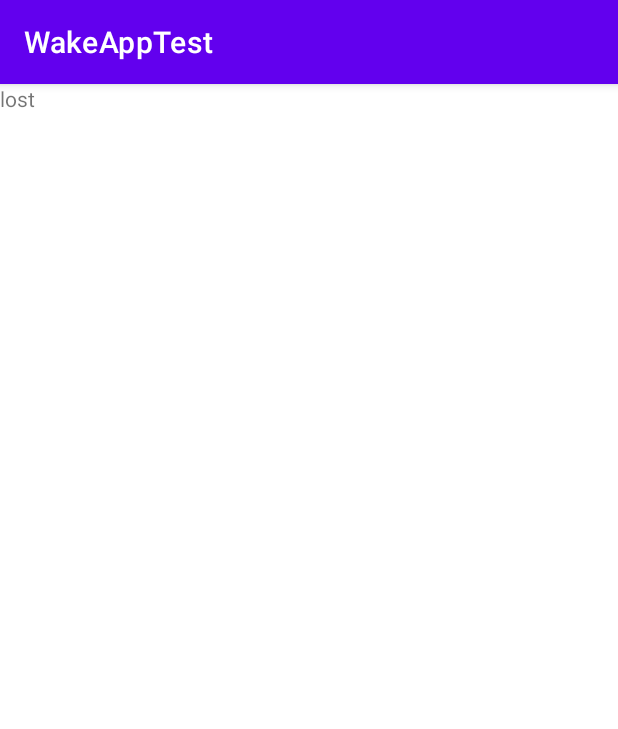
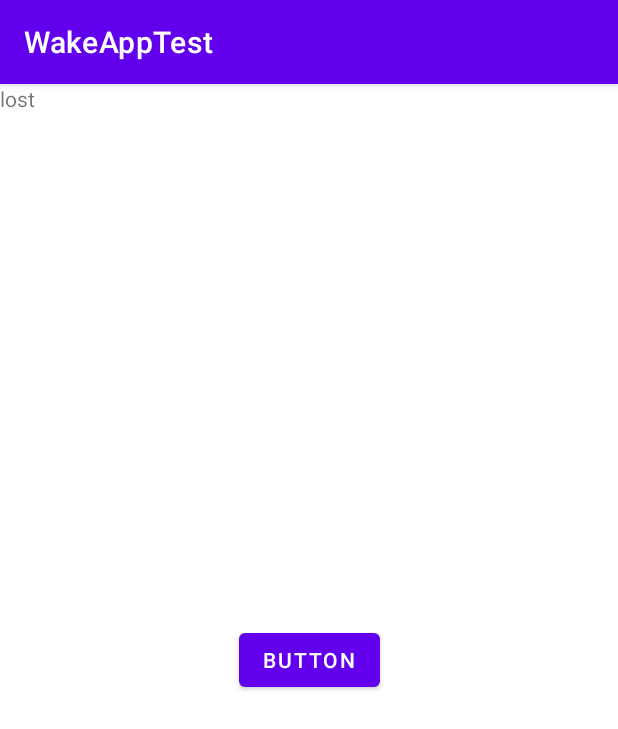
Before and after one commit to Useftro/WakeAppTest, an Android app: the LostFragment screen opened through its navigation route, on a phone screen of 412 x 824 dp. Shown: the top 729 px of the screen. Run offline under Robolectric (Android 15) with nearby library versions, the phone set to English and light mode, and no system bars.

Commit message:
Added lost and won fragments navigation, fixed some navigation issues between them.

```diff
--- a/app/src/main/AndroidManifest.xml
+++ b/app/src/main/AndroidManifest.xml
@@ -9,13 +9,15 @@
         android:roundIcon="@mipmap/ic_launcher_round"
         android:supportsRtl="true"
         android:theme="@style/Theme.WakeAppTest">
-        <activity android:name=".SplashScreen">
+        <activity android:name=".SplashScreen"
+            android:screenOrientation="portrait">
             <intent-filter>
                 <action android:name="android.intent.action.MAIN" />
                 <category android:name="android.intent.category.LAUNCHER" />
             </intent-filter>
         </activity>
-        <activity android:name=".MainActivity">
+        <activity android:name=".MainActivity"
+            android:screenOrientation="portrait">
 
         </activity>
     </application>
--- a/app/src/main/java/com/uniolco/wakeapptest/MainActivity.kt
+++ b/app/src/main/java/com/uniolco/wakeapptest/MainActivity.kt
@@ -2,6 +2,7 @@ package com.uniolco.wakeapptest
 
 import androidx.appcompat.app.AppCompatActivity
 import android.os.Bundle
+import android.util.Log
 import androidx.navigation.NavController
 import androidx.navigation.fragment.NavHostFragment
 
@@ -20,7 +21,14 @@ class MainActivity : AppCompatActivity() {
         val navHostFragment =
             supportFragmentManager.findFragmentById(R.id.NavHostFragment) as NavHostFragment
         navController = navHostFragment.navController
-        navController.navigate(R.id.menuFragment)
+
+        navHostFragment.childFragmentManager.addOnBackStackChangedListener {
+            if (navHostFragment.childFragmentManager.backStackEntryCount == 0) {
+                Log.d("NAVHOSTFRAGMENT", "BACKSTACK EMPTY")
+            } else {
+                Log.d("NAVHOSTFRAGMENT", "BACKSTACK NOT EMPTY")
+            }
+        }
+
     }
-
 }
--- a/app/src/main/java/com/uniolco/wakeapptest/ui/lost/LostFragment.kt
+++ b/app/src/main/java/com/uniolco/wakeapptest/ui/lost/LostFragment.kt
@@ -1,11 +1,17 @@
 package com.uniolco.wakeapptest.ui.lost
 
-import androidx.lifecycle.ViewModelProvider
 import android.os.Bundle
-import androidx.fragment.app.Fragment
 import android.view.LayoutInflater
 import android.view.View
 import android.view.ViewGroup
+import android.widget.Button
+import androidx.activity.OnBackPressedCallback
+import androidx.fragment.app.Fragment
+import androidx.fragment.app.FragmentManager
+import androidx.lifecycle.ViewModelProvider
+import androidx.navigation.NavOptions
+import androidx.navigation.Navigation
+import androidx.navigation.fragment.findNavController
 import com.uniolco.wakeapptest.R
 
 class LostFragment : Fragment() {
@@ -20,13 +26,33 @@ class LostFragment : Fragment() {
         inflater: LayoutInflater, container: ViewGroup?,
         savedInstanceState: Bundle?
     ): View? {
-        return inflater.inflate(R.layout.lost_fragment, container, false)
+        val view = inflater.inflate(R.layout.lost_fragment, container, false)
+        val button = view.findViewById<Button>(R.id.button)
+        button.setOnClickListener {
+            restart()
+        }
+        return view
+    }
+
+    override fun onCreate(savedInstanceState: Bundle?) {
+        super.onCreate(savedInstanceState)
+        activity?.onBackPressedDispatcher?.addCallback(this, object : OnBackPressedCallback(true) {
+            override fun handleOnBackPressed() {
+                activity?.finish()
+            }
+        })
     }
 
     override fun onActivityCreated(savedInstanceState: Bundle?) {
         super.onActivityCreated(savedInstanceState)
         viewModel = ViewModelProvider(this).get(LostViewModel::class.java)
-        // TODO: Use the ViewModel
+    }
+
+    private fun restart() {
+//        findNavController().navigate(R.id.menuFragment)
+
+        val navOptions = NavOptions.Builder().setPopUpTo(R.id.menuFragment, false).build()
+        findNavController().navigate(R.id.menuFragment, null, navOptions)
     }
 
 }
--- a/app/src/main/res/layout/lost_fragment.xml
+++ b/app/src/main/res/layout/lost_fragment.xml
@@ -1,13 +1,25 @@
 <?xml version="1.0" encoding="utf-8"?>
-<FrameLayout xmlns:android="http://schemas.android.com/apk/res/android"
+<androidx.constraintlayout.widget.ConstraintLayout xmlns:android="http://schemas.android.com/apk/res/android"
+    xmlns:app="http://schemas.android.com/apk/res-auto"
     xmlns:tools="http://schemas.android.com/tools"
     android:layout_width="match_parent"
     android:layout_height="match_parent"
     tools:context=".ui.lost.LostFragment">
 
     <TextView
+        android:id="@+id/textView"
         android:layout_width="match_parent"
         android:layout_height="match_parent"
         android:text="lost" />
 
-</FrameLayout>
+    <Button
+        android:id="@+id/button"
+        android:layout_width="wrap_content"
+        android:layout_height="wrap_content"
+        android:text="Button"
+        app:layout_constraintBottom_toBottomOf="parent"
+        app:layout_constraintEnd_toEndOf="parent"
+        app:layout_constraintStart_toStartOf="parent"
+        app:layout_constraintTop_toTopOf="parent" />
+
+</androidx.constraintlayout.widget.ConstraintLayout>
--- a/app/src/main/res/navigation/navigation.xml
+++ b/app/src/main/res/navigation/navigation.xml
@@ -9,33 +9,28 @@
         android:id="@+id/gameFragment"
         android:name="com.uniolco.wakeapptest.ui.game.GameFragment"
         android:label="game_fragment"
-        tools:layout="@layout/game_fragment" >
-        <action
-            android:id="@+id/action_gameFragment_to_wonFragment"
-            app:destination="@id/wonFragment" />
-        <action
-            android:id="@+id/action_gameFragment_to_lostFragment"
-            app:destination="@id/lostFragment" />
-    </fragment>
+        tools:layout="@layout/game_fragment" />
     <fragment
         android:id="@+id/lostFragment"
         android:name="com.uniolco.wakeapptest.ui.lost.LostFragment"
         android:label="lost_fragment"
-        tools:layout="@layout/lost_fragment" />
+        tools:layout="@layout/lost_fragment" >
+        <action
+            android:id="@+id/action_lostFragment_to_menuFragment"
+            app:popUpTo="@id/menuFragment" />
+    </fragment>
     <fragment
         android:id="@+id/wonFragment"
         android:name="com.uniolco.wakeapptest.ui.won.WonFragment"
         android:label="won_fragment"
-        tools:layout="@layout/won_fragment" />
+        tools:layout="@layout/won_fragment" >
+        <action
+            android:id="@+id/action_wonFragment_to_menuFragment"
+            app:popUpTo="@id/menuFragment" />
+    </fragment>
     <fragment
         android:id="@+id/menuFragment"
         android:name="com.uniolco.wakeapptest.ui.menu.MenuFragment"
         android:label="menu_fragment"
-        tools:layout="@layout/menu_fragment" >
-        <action
-            android:id="@+id/action_menuFragment_to_gameFragment"
-            app:destination="@id/gameFragment"
-            app:popUpTo="@id/navigation"
-            app:popUpToInclusive="true" />
-    </fragment>
+        tools:layout="@layout/menu_fragment" />
 </navigation>
```
Also changed, not shown: app/src/main/java/com/uniolco/wakeapptest/ui/game/GameFragment.kt (+34 -27 lines), app/src/main/java/com/uniolco/wakeapptest/ui/menu/MenuFragment.kt (+4 -6 lines), app/src/main/java/com/uniolco/wakeapptest/ui/won/WonFragment.kt (+7 -3 lines).
